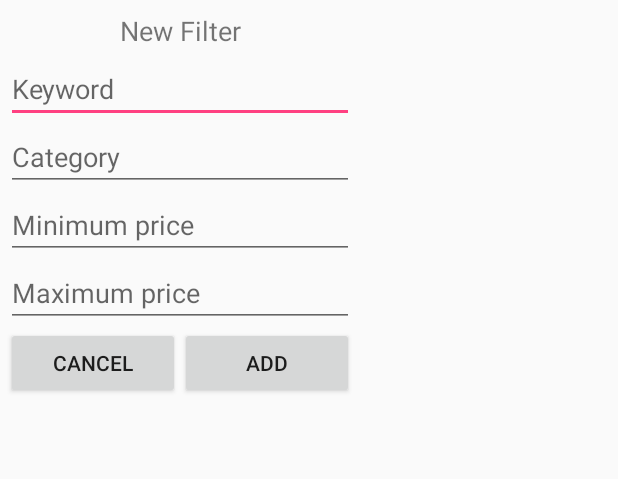
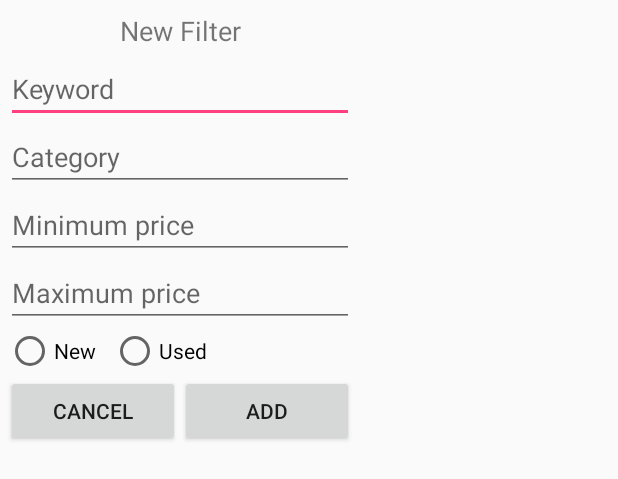
Before and after one commit to darekbx/AllegroWatcher, an Android app: the layout dialog_filter.xml on its own in the app's theme, with its tools: preview values and no code run, on a phone screen of 412 x 824 dp. Shown: the top 479 px of the screen. Run offline under Robolectric (Android 15) with nearby library versions, the phone set to English and light mode, and no system bars.

Commit message:
Added condition filter.

```diff
--- a/app/src/main/java/com/allegrowatcher/service/SoapEnvelopes.java
+++ b/app/src/main/java/com/allegrowatcher/service/SoapEnvelopes.java
@@ -1,4 +1,6 @@
 package com.allegrowatcher.service;
+
+import android.util.Log;
 
 import com.allegrowatcher.model.Filter;
 
@@ -31,6 +33,10 @@ public class SoapEnvelopes {
             propertyObject.addProperty(SoapFilters.createFilterRangeOption("price",
                     "" + filter.priceMin, "" + filter.priceMax));
         }
+        if (filter.hasCondition()) {
+            propertyObject.addProperty(SoapFilters.createFilterOption("condition", filter.getConditionString()));
+        }
+        Log.v("-------", propertyObject.toString());
         return createItemsOutputObject(propertyObject);
     }
 
--- a/app/src/main/res/layout/dialog_filter.xml
+++ b/app/src/main/res/layout/dialog_filter.xml
@@ -41,6 +41,26 @@
         android:hint="@string/dialog_price_max"
         android:inputType="numberSigned"
         />
+    <RadioGroup
+        android:id="@+id/dialog_condition"
+        android:layout_width="match_parent"
+        android:layout_height="wrap_content"
+        android:orientation="horizontal"
+        >
+        <RadioButton
+            android:id="@+id/condition_new"
+            android:layout_width="wrap_content"
+            android:layout_height="wrap_content"
+            android:text="@string/dialog_condtion_new"
+            />
+        <RadioButton
+            android:id="@+id/condition_used"
+            android:layout_width="wrap_content"
+            android:layout_height="wrap_content"
+            android:layout_marginLeft="10dp"
+            android:text="@string/dialog_condtion_used"
+            />
+    </RadioGroup>
 
     <LinearLayout
         android:layout_width="match_parent"
--- a/app/src/main/res/values/strings.xml
+++ b/app/src/main/res/values/strings.xml
@@ -7,6 +7,8 @@
     <string name="dialog_category">Category</string>
     <string name="dialog_price_min">Minimum price</string>
     <string name="dialog_price_max">Maximum price</string>
+    <string name="dialog_condtion_used">Used</string>
+    <string name="dialog_condtion_new">New</string>
     <string name="dialog_add">Add</string>
     <string name="dialog_cancel">Cancel</string>
     <string name="title_activity_summary">SummaryActivity</string>
--- a/daogenerator/src/main/java/com/dao/AllegroDaoGenerator.java
+++ b/daogenerator/src/main/java/com/dao/AllegroDaoGenerator.java
@@ -6,7 +6,7 @@ import de.greenrobot.daogenerator.Schema;
 
 public class AllegroDaoGenerator {
     public static void main(String args[]) throws Exception {
-        Schema schema = new Schema(3, "com.allegrowatcher");
+        Schema schema = new Schema(4, "com.allegrowatcher");
 
         Entity entry = schema.addEntity("AllegroId");
         entry.addIdProperty();
@@ -19,6 +19,7 @@ public class AllegroDaoGenerator {
         filter.addStringProperty("category_name");
         filter.addIntProperty("price_min");
         filter.addIntProperty("price_max");
+        filter.addIntProperty("condition");
 
         Entity category = schema.addEntity("Category");
         category.addIdProperty();
```
Also changed, not shown: app/src/main/java/com/allegrowatcher/dialogs/AddFilterDialog.java (+14 -0 lines), app/src/main/java/com/allegrowatcher/model/Filter.java (+27 -1 lines), app/src/main/java/com/allegrowatcher/utils/FilterFormatter.java (+5 -2 lines), 5 other files.
